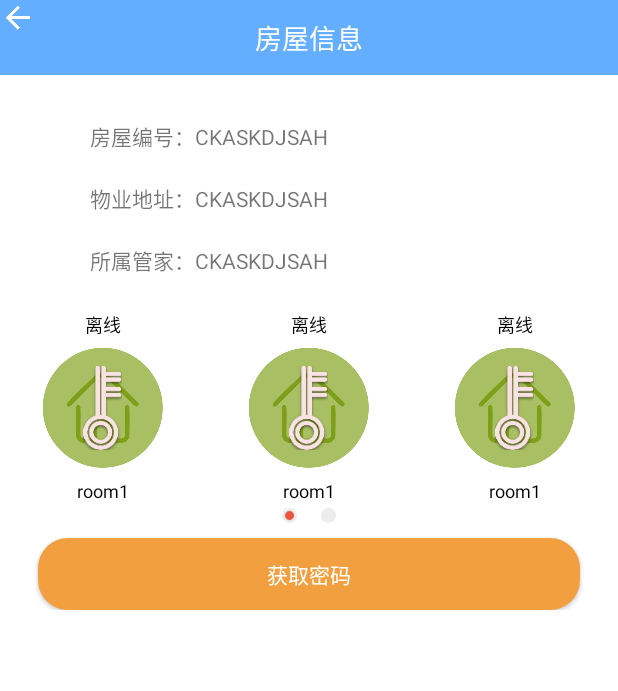
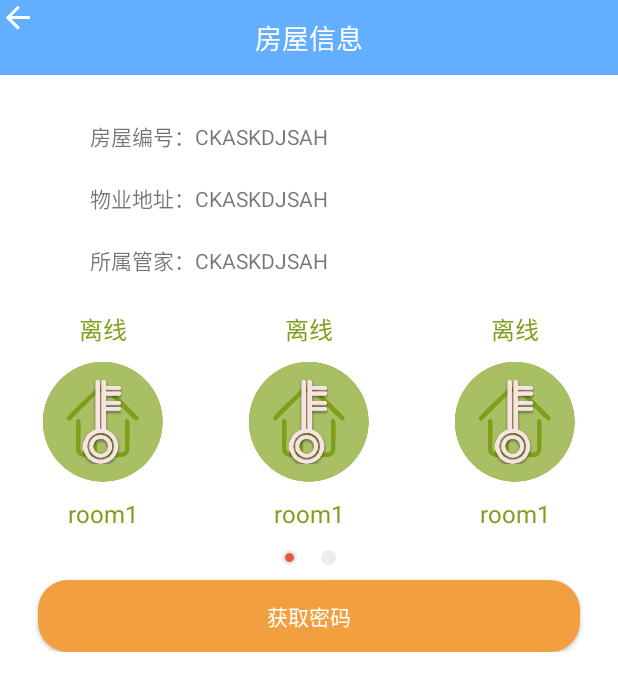
Before and after one commit to bushangkoukou/-, an Android app: the HouseActivity screen opened directly, with no data from a screen before it, on a phone screen of 412 x 824 dp. Shown: the top 691 px of the screen. Run offline under Robolectric (Android 15) with nearby library versions, the phone set to English and light mode, and no system bars; our stand-ins replace ButterKnife; libraries missing offline, so code that uses them is left out: com.andexert.library; plain views replace RippleView.

Commit message:
key 选中效果

```diff
--- a/app/src/main/java/com/ickkey/dzhousekeeper/activity/HouseActivity.java
+++ b/app/src/main/java/com/ickkey/dzhousekeeper/activity/HouseActivity.java
@@ -75,10 +75,6 @@ public class HouseActivity extends BaseActivity implements ViewPager.OnPageChang
     void init() {
         tv_title_base.setText("房屋信息");
 
-        LinearLayout.LayoutParams mParams = new LinearLayout.LayoutParams(
-                LinearLayout.LayoutParams.MATCH_PARENT,
-                LinearLayout.LayoutParams.MATCH_PARENT);
-
         initViewPager();
         // 初始化底部小点
         initDots();
@@ -99,7 +95,7 @@ public class HouseActivity extends BaseActivity implements ViewPager.OnPageChang
             LinearLayout.LayoutParams groupParams = new LinearLayout.LayoutParams(width, ViewGroup.LayoutParams.WRAP_CONTENT);
             group.setOrientation(LinearLayout.HORIZONTAL);
             group.setLayoutParams(groupParams);
-            group.setPadding(0, 20, 0, 20);
+            group.setPadding(0, 20, 0, 35);
             for (int j = i * 3; j < (i + 1) * 3 && j < count; j++) {
                 final LinearLayout menu = new LinearLayout(mContext);
                 LinearLayout.LayoutParams menuParams = new LinearLayout.LayoutParams(width / 3, LinearLayout.LayoutParams.WRAP_CONTENT);
@@ -107,8 +103,8 @@ public class HouseActivity extends BaseActivity implements ViewPager.OnPageChang
                 menuParams.gravity = Gravity.CENTER_HORIZONTAL;
                 TextView tv_status = new TextView(mContext);
                 tv_status.setText("离线");
-                tv_status.setTextColor(Color.BLACK);
-                tv_status.setTextSize(12);
+                tv_status.setTextColor(getResources().getColor(R.color.green_font));
+                tv_status.setTextSize(16);
                 tv_status.setSingleLine();
                 LinearLayout.LayoutParams tvStatusParams = new LinearLayout.LayoutParams(LinearLayout.LayoutParams.WRAP_CONTENT, LinearLayout.LayoutParams.WRAP_CONTENT);
                 tvStatusParams.gravity = Gravity.CENTER_HORIZONTAL;
@@ -118,7 +114,7 @@ public class HouseActivity extends BaseActivity implements ViewPager.OnPageChang
                 FrameLayout frameLayout = new FrameLayout(mContext);
                 LinearLayout.LayoutParams flParams = new LinearLayout.LayoutParams(LinearLayout.LayoutParams.WRAP_CONTENT, LinearLayout.LayoutParams.WRAP_CONTENT);
                 flParams.gravity = Gravity.CENTER_HORIZONTAL;
-                flParams.setMargins(0, 10, 0, 10);
+                flParams.setMargins(0, 15, 0, 15);
 
                 ImageView iv_room = new ImageView(mContext);
                 iv_room.setImageResource(R.drawable.ic_house_on);
@@ -129,6 +125,7 @@ public class HouseActivity extends BaseActivity implements ViewPager.OnPageChang
                 frameLayout.addView(iv_room);
 
                 ImageView iv_key = new ImageView(mContext);
+                iv_key.setId(R.id.iv_key);
                 iv_key.setImageResource(R.drawable.ic_room_selected);
                 FrameLayout.LayoutParams iv_keyParams = new FrameLayout.LayoutParams(DisplayUtil.dp2px(mContext, 26), DisplayUtil.dp2px(mContext, 56));
                 iv_keyParams.gravity = Gravity.CENTER;
@@ -139,8 +136,8 @@ public class HouseActivity extends BaseActivity implements ViewPager.OnPageChang
 
                 TextView tv_name = new TextView(mContext);
                 tv_name.setText("room1");
-                tv_name.setTextColor(Color.BLACK);
-                tv_name.setTextSize(12);
+                tv_name.setTextColor(getResources().getColor(R.color.green_font));
+                tv_name.setTextSize(16);
                 tv_name.setSingleLine();
                 LinearLayout.LayoutParams tvNameParams = new LinearLayout.LayoutParams(LinearLayout.LayoutParams.WRAP_CONTENT, LinearLayout.LayoutParams.WRAP_CONTENT);
                 tvNameParams.gravity = Gravity.CENTER_HORIZONTAL;
@@ -151,7 +148,8 @@ public class HouseActivity extends BaseActivity implements ViewPager.OnPageChang
                 menu.setOnClickListener(new View.OnClickListener() {
                     @Override
                     public void onClick(View v) {
-
+                        ImageView iv_key = (ImageView) v.findViewById(R.id.iv_key);
+                        iv_key.setVisibility(iv_key.getVisibility() == View.VISIBLE ? View.GONE : View.VISIBLE);
                     }
                 });
                 group.addView(menu, menuParams);
--- a/app/src/main/res/values/colors.xml
+++ b/app/src/main/res/values/colors.xml
@@ -16,4 +16,6 @@
     <color name="grey_bg">#d8d8d8</color>
 
     <color name="white">#ffffff</color>
+    <color name="grey_font">#9b9b9b</color>
+    <color name="green_font">#7e9f1a</color>
 </resources>
--- /dev/null
+++ b/app/src/main/res/values/ids.xml
@@ -0,0 +1,6 @@
+<?xml version="1.0" encoding="UTF-8"?>
+<resources>
+
+    <item type="id" name="iv_key"/>
+
+</resources>
```
